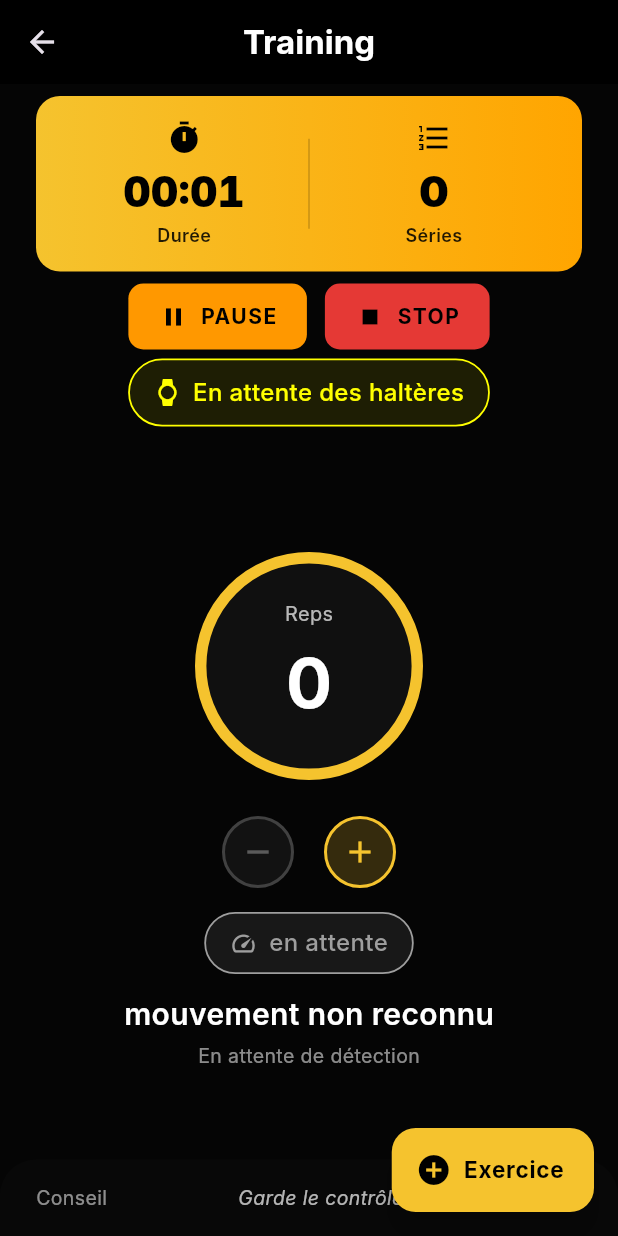
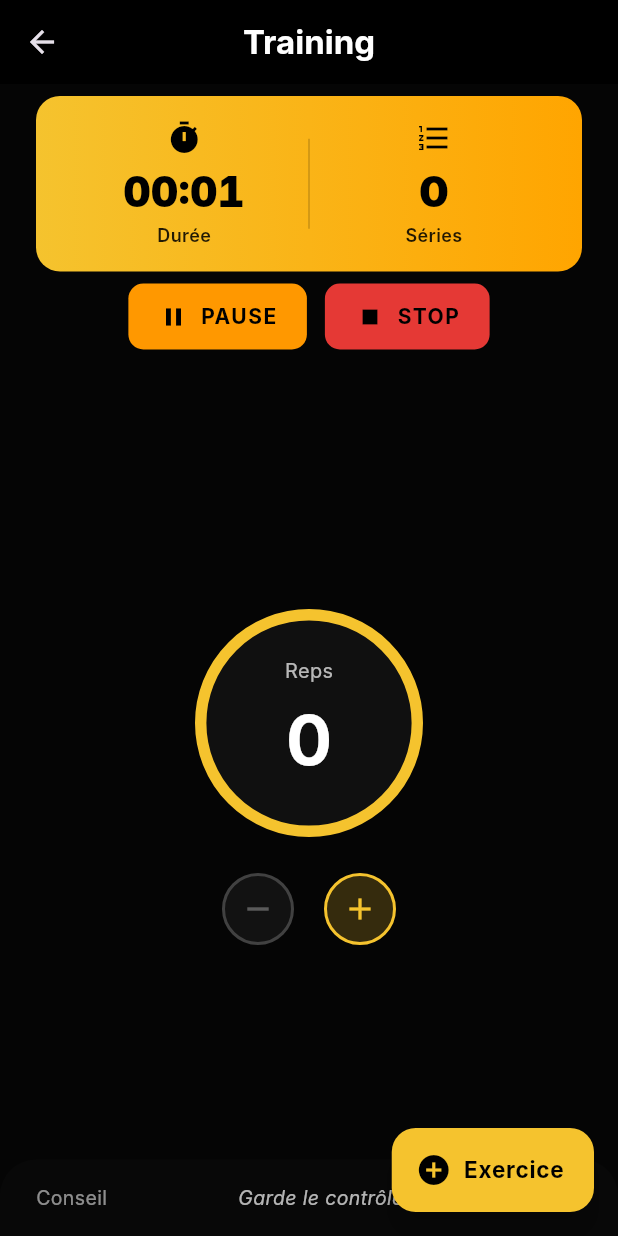
Before and after one commit to Ndor15/GymAI, a Flutter app: the TrainingPage screen opened directly, after a tap on "COMMENCER", on a phone screen of 412 x 824 dp. Run offline on Flutter 3.47's test engine with Material 3 defaults, Android fonts, the phone set to English and light mode, and no system bars; our stand-ins replace audioplayers, cloud_firestore, firebase_auth, firebase_core, firebase_storage, fl_chart and 3 more; missing offline and left inert: tflite_flutter; accounts and stored records are empty; Roboto replaces fonts that are missing (Inter).

Commit message:
refactor: Masquage messages attente workout
- BLE status : affiché seulement quand haltères connectées
- Tempo chip : affiché seulement quand tempo détecté
- Exercise detected : affiché seulement quand conf > 0
- Interface plus propre sans messages "en attente" inutiles

```diff
--- a/lib/pages/training_page.dart
+++ b/lib/pages/training_page.dart
@@ -1450,46 +1450,43 @@ class _TrainingPageState extends State<TrainingPage>
 
         const SizedBox(height: 6),
 
-        // BLE Connection Status
+        // BLE Connection Status (only show when connected)
         StreamBuilder<bool>(
           stream: ble.onDetected,
           initialData: false,
           builder: (context, snapshot) {
             final connected = snapshot.data ?? false;
+
+            // Only show when haltères are connected
+            if (!connected) {
+              return const SizedBox.shrink();
+            }
+
             return AnimatedContainer(
               duration: const Duration(milliseconds: 300),
               margin: const EdgeInsets.symmetric(horizontal: 24),
               padding: const EdgeInsets.symmetric(vertical: 10, horizontal: 16),
               decoration: BoxDecoration(
                 borderRadius: BorderRadius.circular(999),
-                color: connected
-                    ? Colors.greenAccent.withOpacity(0.12)
-                    : Colors.yellowAccent.withOpacity(0.1),
+                color: Colors.greenAccent.withOpacity(0.12),
                 border: Border.all(
-                  color: connected
-                      ? Colors.greenAccent
-                      : Colors.yellowAccent,
+                  color: Colors.greenAccent,
                   width: 1.2,
                 ),
               ),
               child: Row(
                 mainAxisSize: MainAxisSize.min,
                 children: [
-                  Icon(
-                    connected ? Icons.flash_on : Icons.watch,
-                    color:
-                    connected ? Colors.greenAccent : Colors.yellowAccent,
+                  const Icon(
+                    Icons.flash_on,
+                    color: Colors.greenAccent,
                     size: 18,
                   ),
                   const SizedBox(width: 8),
-                  Text(
-                    connected
-                        ? "Haltères détectées"
-                        : "En attente des haltères",
-                    style: TextStyle(
-                      color: connected
-                          ? Colors.greenAccent
-                          : Colors.yellowAccent,
+                  const Text(
+                    "Haltères détectées",
+                    style: TextStyle(
+                      color: Colors.greenAccent,
                       fontWeight: FontWeight.w500,
                     ),
                   ),
@@ -1827,9 +1824,9 @@ class _TrainingPageState extends State<TrainingPage>
                       },
                     ),
 
+                    // Tempo chip (only show when detected)
+                    if (tempo != "en attente") ...[
                       const SizedBox(height: 16),
-
-                    // Tempo chip
                       AnimatedContainer(
                         duration: const Duration(milliseconds: 250),
                         padding: const EdgeInsets.symmetric(
@@ -1863,10 +1860,11 @@ class _TrainingPageState extends State<TrainingPage>
                           ],
                         ),
                       ),
-
+                    ],
+
+                    // Exercise detected (only show when detected)
+                    if (conf > 0) ...[
                       const SizedBox(height: 12),
-
-                    // Exercise detected
                       Column(
                         children: [
                           Text(
@@ -1879,9 +1877,7 @@ class _TrainingPageState extends State<TrainingPage>
                           ),
                           const SizedBox(height: 4),
                           Text(
-                          conf > 0
-                              ? "Confiance ${conf.toStringAsFixed(2)}"
-                              : "En attente de détection",
+                            "Confiance ${conf.toStringAsFixed(2)}",
                             style: const TextStyle(
                               color: Colors.white54,
                               fontSize: 13,
@@ -1889,6 +1885,7 @@ class _TrainingPageState extends State<TrainingPage>
                           ),
                         ],
                       ),
+                    ],
                   ],
                 ),
               );
```
Lines whose indentation alone changed are shown as unchanged.
